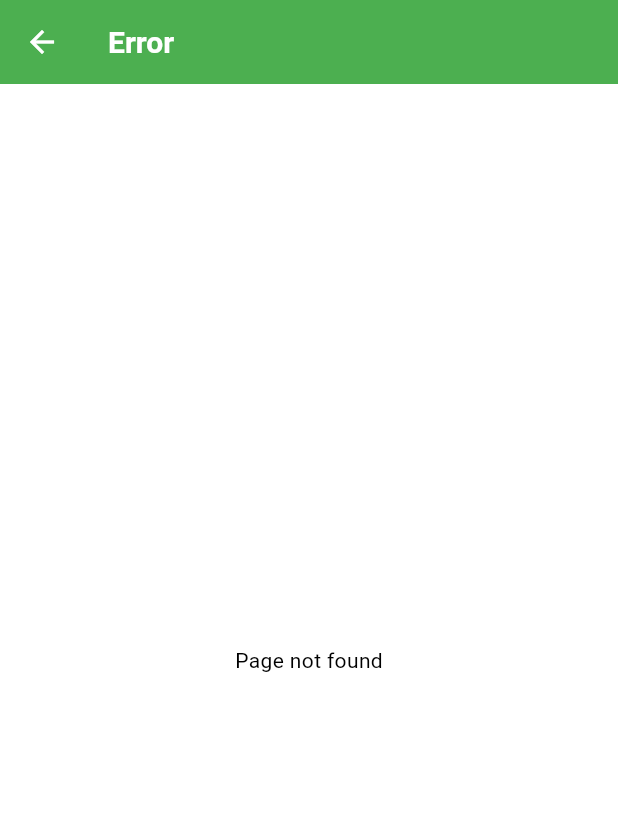
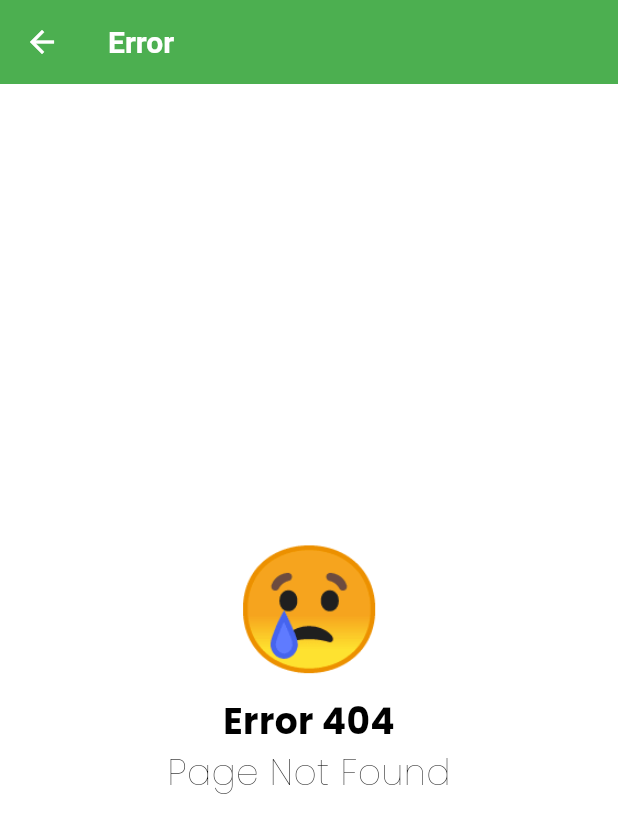
Before and after one commit to yogawilanda/flutter-basic-mid-exam, a Flutter app: the screen it shows after launch, after a tap on "Top Up", on a phone screen of 412 x 824 dp. Shown: the top 833 px of the screen. Run offline on Flutter 3.47's test engine with Material 3 defaults, Android fonts, the phone set to English and light mode, and no system bars; our stand-ins replace google_fonts, image_picker, permission_handler, sqflite, video_player; accounts and stored records are empty.

Commit message:
feature : redesign error page

```diff
--- a/lib/routes/routes.dart
+++ b/lib/routes/routes.dart
@@ -1,6 +1,7 @@
 import 'package:flutter/material.dart';
 import 'package:flutter_mid_basic_exam/view/module/bottom_navigation_bar_page.dart';
 import 'package:flutter_mid_basic_exam/view/module/dashboard/dashboard_banking.dart';
+import 'package:flutter_mid_basic_exam/view/module/error/error_page.dart';
 import 'package:flutter_mid_basic_exam/view/module/image_picker/media_picker.dart';
 import 'package:flutter_mid_basic_exam/view/module/simple_todo_app/task_list_page.dart';
 import 'package:flutter_mid_basic_exam/view/pages/home/main_app.dart';
@@ -21,7 +22,7 @@ class AppRoutes {
         return MaterialPageRoute(builder: (context) => DashboardBanking());
       case bottomNavigationBarExample:
         return MaterialPageRoute(
-            builder: (context) => BottomNavigationBarExample());
+            builder: (context) => const BottomNavigationBarExample());
       case mediaPicker:
         return MaterialPageRoute(builder: (context) => MediaPicker());
       case tabBarFormatNavigation:
@@ -44,10 +45,7 @@ class AppRoutes {
 
   static Route<dynamic> _errorRoute() {
     return MaterialPageRoute(
-      builder: (context) => Scaffold(
-        appBar: AppBar(title: const Text('Error')),
-        body: const Center(child: Text('Page not found')),
-      ),
+      builder: (context) => const ErrorPages(),
     );
   }
 }
--- /dev/null
+++ b/lib/view/module/error/error_page.dart
@@ -0,0 +1,34 @@
+import 'package:flutter/material.dart';
+import 'package:google_fonts/google_fonts.dart';
+
+class ErrorPages extends StatelessWidget {
+  const ErrorPages({super.key});
+
+  @override
+  Widget build(BuildContext context) {
+    return Scaffold(
+      appBar: AppBar(title: const Text('Error')),
+      body: Center(
+        child: Column(
+          mainAxisAlignment: MainAxisAlignment.center,
+          children: <Widget>[
+            const Text(
+              '😢',
+              style: TextStyle(fontSize: 80),
+            ),
+            Text(
+              'Error 404',
+              style: GoogleFonts.poppins(
+                  fontSize: 24, fontWeight: FontWeight.bold),
+            ),
+            Text(
+              'Page Not Found',
+              style: GoogleFonts.poppins(
+                  fontSize: 24, fontWeight: FontWeight.w200),
+            ),
+          ],
+        ),
+      ),
+    );
+  }
+}
```
